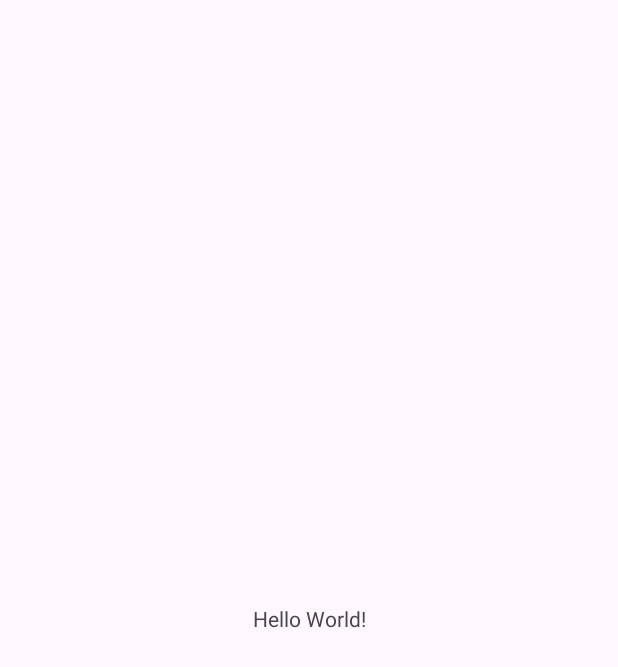
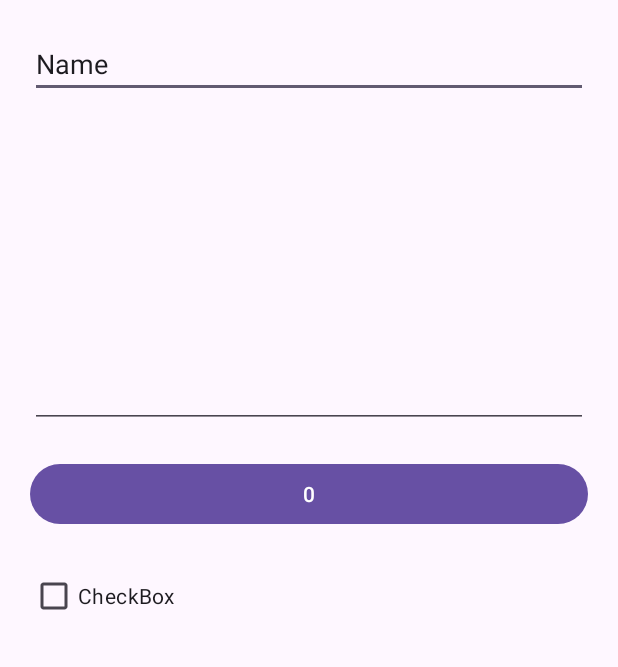
Before and after one commit to ContardiC/Shared-Preferences-Android, an Android app: the screen it shows after launch (MainActivity), on a phone screen of 412 x 824 dp. Before the commit the part shown is almost empty. Shown: the top 667 px of the screen. Run offline under Robolectric (Android 15) with nearby library versions, the phone set to English and light mode, and no system bars.

Commit message:
[Feature] Add ui and count button

```diff
--- a/app/src/main/java/it/spacecoding/sharedpreferences/MainActivity.java
+++ b/app/src/main/java/it/spacecoding/sharedpreferences/MainActivity.java
@@ -1,6 +1,10 @@
 package it.spacecoding.sharedpreferences;
 
 import android.os.Bundle;
+import android.view.View;
+import android.widget.Button;
+import android.widget.CheckBox;
+import android.widget.EditText;
 
 import androidx.activity.EdgeToEdge;
 import androidx.appcompat.app.AppCompatActivity;
@@ -9,7 +13,11 @@ import androidx.core.view.ViewCompat;
 import androidx.core.view.WindowInsetsCompat;
 
 public class MainActivity extends AppCompatActivity {
-
+    EditText userName;
+    EditText userMessage;
+    Button counter;
+    CheckBox remember;
+    int count = 0;
     @Override
     protected void onCreate(Bundle savedInstanceState) {
         super.onCreate(savedInstanceState);
@@ -20,5 +28,18 @@ public class MainActivity extends AppCompatActivity {
             v.setPadding(systemBars.left, systemBars.top, systemBars.right, systemBars.bottom);
             return insets;
         });
+        userName = findViewById(R.id.editTextName);
+        userMessage = findViewById(R.id.editTextMessage);
+        counter = findViewById(R.id.button);
+        remember = findViewById(R.id.checkBox);
+
+        counter.setOnClickListener(new View.OnClickListener() {
+            @Override
+            public void onClick(View v) {
+                count++;
+                counter.setText(String.valueOf(count));
+            }
+        });
+
     }
 }
--- a/app/src/main/res/layout/activity_main.xml
+++ b/app/src/main/res/layout/activity_main.xml
@@ -1,19 +1,51 @@
 <?xml version="1.0" encoding="utf-8"?>
-<androidx.constraintlayout.widget.ConstraintLayout xmlns:android="http://schemas.android.com/apk/res/android"
+<LinearLayout xmlns:android="http://schemas.android.com/apk/res/android"
     xmlns:app="http://schemas.android.com/apk/res-auto"
     xmlns:tools="http://schemas.android.com/tools"
     android:id="@+id/main"
+    android:orientation="vertical"
     android:layout_width="match_parent"
     android:layout_height="match_parent"
     tools:context=".MainActivity">
 
-    <TextView
-        android:layout_width="wrap_content"
+    <EditText
+        android:id="@+id/editTextName"
+        android:layout_width="match_parent"
         android:layout_height="wrap_content"
-        android:text="Hello World!"
-        app:layout_constraintBottom_toBottomOf="parent"
-        app:layout_constraintEnd_toEndOf="parent"
-        app:layout_constraintStart_toStartOf="parent"
-        app:layout_constraintTop_toTopOf="parent" />
+        android:layout_marginStart="20dp"
+        android:layout_marginTop="20dp"
+        android:layout_marginEnd="20dp"
+        android:ems="10"
+        android:inputType="text"
+        android:text="Name" />
 
-</androidx.constraintlayout.widget.ConstraintLayout>
+    <EditText
+        android:id="@+id/editTextMessage"
+        android:layout_width="match_parent"
+        android:layout_height="wrap_content"
+        android:layout_marginStart="20dp"
+        android:layout_marginTop="20dp"
+        android:layout_marginEnd="20dp"
+        android:height="200dp"
+        android:ems="10"
+        android:gravity="start|top"
+        android:inputType="textMultiLine" />
+
+    <Button
+        android:id="@+id/button"
+        android:layout_width="match_parent"
+        android:layout_height="wrap_content"
+        android:layout_marginStart="20dp"
+        android:layout_marginTop="20dp"
+        android:layout_marginEnd="20dp"
+        android:text="0" />
+
+    <CheckBox
+        android:id="@+id/checkBox"
+        android:layout_width="match_parent"
+        android:layout_height="wrap_content"
+        android:layout_marginStart="20dp"
+        android:layout_marginTop="20dp"
+        android:layout_marginEnd="20dp"
+        android:text="CheckBox" />
+</LinearLayout>
```
